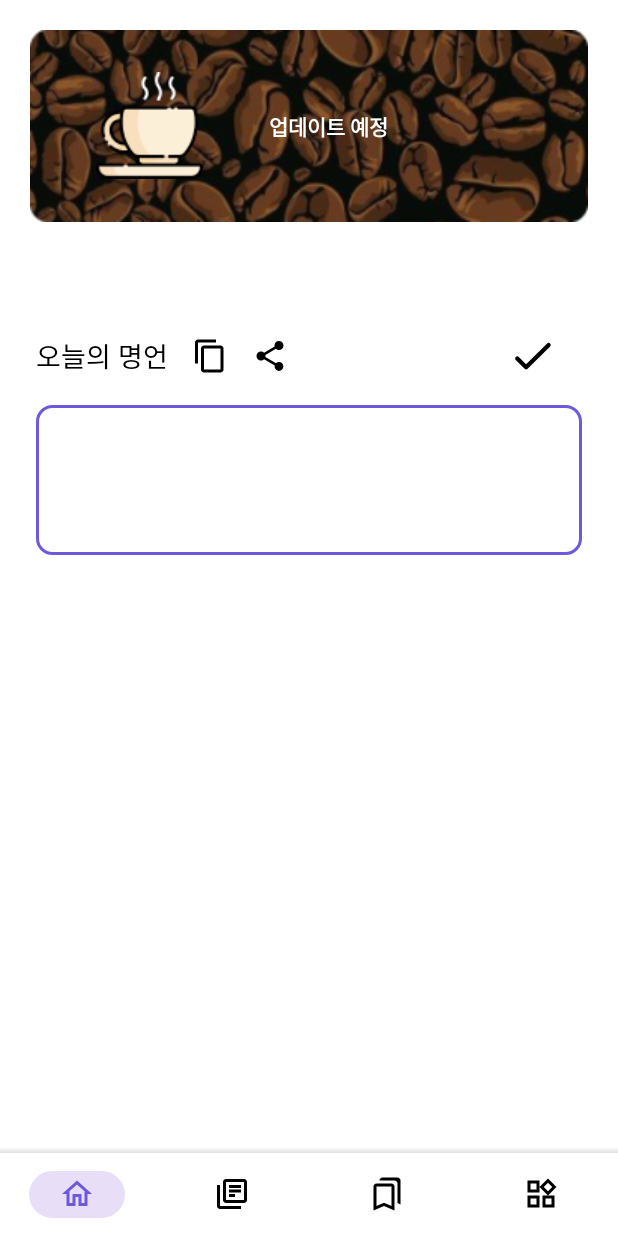
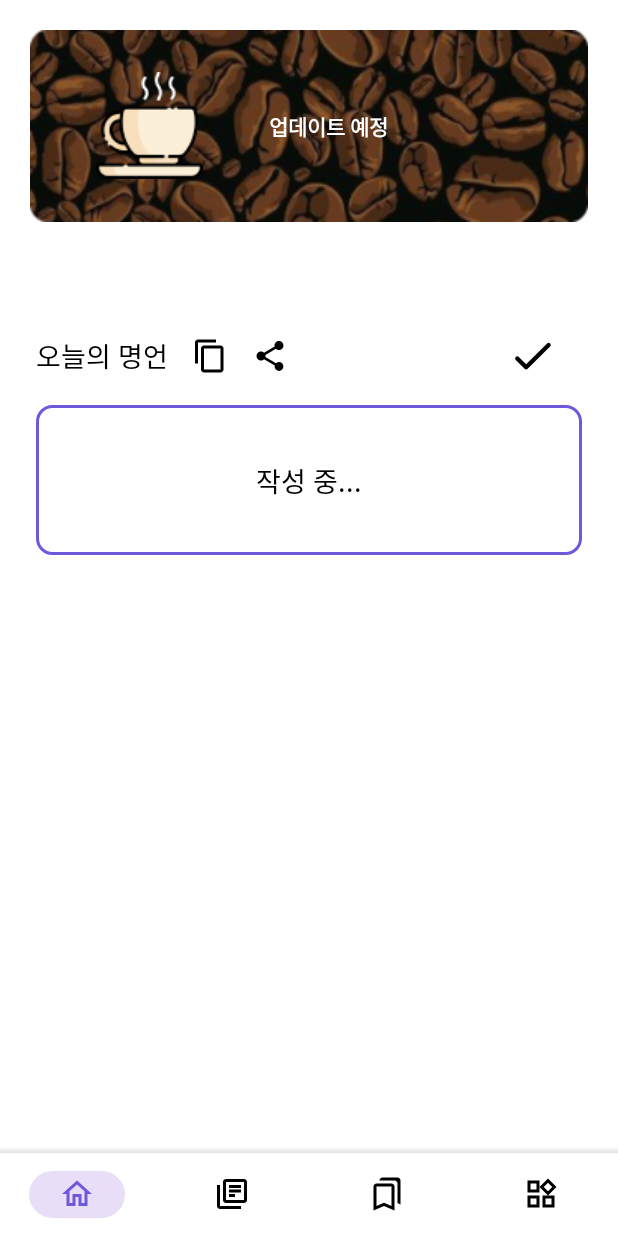
Before and after one commit to qpeterp/Wising, an Android app: the screen it shows after launch (MainActivity), on a phone screen of 412 x 824 dp. Run offline under Robolectric (Android 15) with nearby library versions, the phone set to English and light mode, and no system bars; our stand-ins replace Firebase (no records; nobody signed in at launch, a user with empty details on screens opened directly).

Commit message:
Feat :: Change fragment_home.xml today wising loading text

```diff
--- a/app/src/main/res/layout/fragment_home.xml
+++ b/app/src/main/res/layout/fragment_home.xml
@@ -115,7 +115,7 @@
                     android:id="@+id/toDayWisingContent"
                     android:layout_width="wrap_content"
                     android:layout_height="wrap_content"
-                    android:text=''
+                    android:text="작성 중..."
                     android:textColor="@color/black"
                     android:textSize="18sp"
                     android:fontFamily="@font/pretendard_semi_bold"
```
